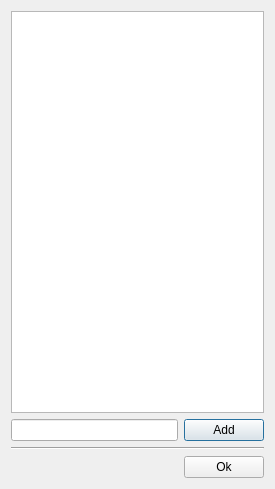
fontmatrix/fontmatrix, file src/importtags.ui: the form before one commit.
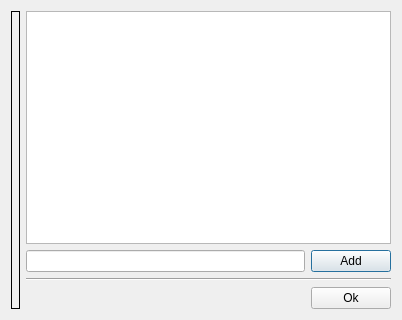
The form after the commit. Icons and pictures are not drawn.

The edit to the form file:
```diff
--- a/src/importtags.ui
+++ b/src/importtags.ui
@@ -5,35 +5,55 @@
    <rect>
     <x>0</x>
     <y>0</y>
-    <width>275</width>
-    <height>489</height>
+    <width>402</width>
+    <height>320</height>
    </rect>
   </property>
   <property name="windowTitle" >
    <string>Dialog</string>
   </property>
-  <layout class="QGridLayout" >
-   <item row="0" column="0" colspan="2" >
+  <property name="windowIcon" >
+   <iconset resource="application.qrc" >
+    <normaloff>:/fontmatrix_tags.png</normaloff>:/fontmatrix_tags.png</iconset>
+  </property>
+  <layout class="QGridLayout" name="gridLayout" >
+   <item rowspan="4" row="0" column="0" >
+    <widget class="QLabel" name="label" >
+     <property name="frameShape" >
+      <enum>QFrame::Panel</enum>
+     </property>
+     <property name="text" >
+      <string/>
+     </property>
+     <property name="pixmap" >
+      <pixmap resource="application.qrc" >:/fontmatrix_tags_graphic.png</pixmap>
+     </property>
+     <property name="scaledContents" >
+      <bool>false</bool>
+     </property>
+    </widget>
+   </item>
+   <item row="0" column="1" colspan="2" >
     <widget class="QListWidget" name="tagsList" />
    </item>
-   <item row="1" column="0" >
-    <widget class="QLineEdit" name="tagText" />
-   </item>
    <item row="1" column="1" >
+    <widget class="QLineEdit" name="tagText" />
+   </item>
+   <item row="1" column="2" >
     <widget class="QPushButton" name="tagNewButton" >
      <property name="text" >
       <string>Add</string>
      </property>
     </widget>
    </item>
-   <item row="2" column="0" colspan="2" >
+   <item row="2" column="1" colspan="2" >
     <widget class="Line" name="line" >
      <property name="orientation" >
       <enum>Qt::Horizontal</enum>
      </property>
     </widget>
    </item>
-   <item row="3" column="0" >
+   <item row="3" column="1" >
     <spacer>
      <property name="orientation" >
       <enum>Qt::Horizontal</enum>
@@ -46,7 +66,7 @@
      </property>
     </spacer>
    </item>
-   <item row="3" column="1" >
+   <item row="3" column="2" >
     <widget class="QPushButton" name="okButton" >
      <property name="text" >
       <string>Ok</string>
```
Left out of the diff: 8 changed lines with no effect on the pictures.
